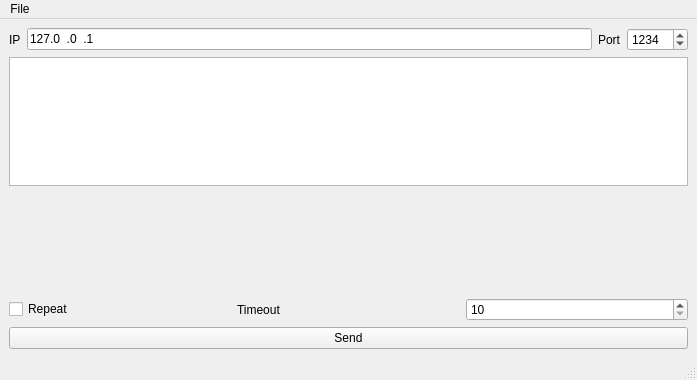
This is mainwindow.ui in artthirt/send2udp as Qt 5 draws it before an edit. The edited form follows.
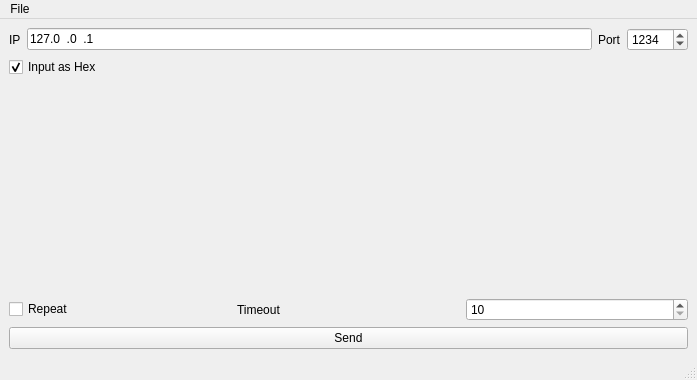
This is the edited form. Custom widgets are drawn as their Qt base class.

Commit message: removed text edit. added show symbols as print symbols to hex editor

Diff of the .ui file:
```diff
--- a/mainwindow.ui
+++ b/mainwindow.ui
@@ -60,7 +60,14 @@
      </layout>
     </item>
     <item>
-     <widget class="CustomPlainTextEdit" name="pteInput"/>
+     <widget class="QCheckBox" name="chbInputAsHex">
+      <property name="text">
+       <string>Input as Hex</string>
+      </property>
+      <property name="checked">
+       <bool>true</bool>
+      </property>
+     </widget>
     </item>
     <item>
      <widget class="CustomHexEditor" name="wHex" native="true">
@@ -149,11 +156,6 @@
    <header>customhexeditor.h</header>
    <container>1</container>
   </customwidget>
-  <customwidget>
-   <class>CustomPlainTextEdit</class>
-   <extends>QPlainTextEdit</extends>
-   <header>customplaintextedit.h</header>
-  </customwidget>
  </customwidgets>
  <resources/>
  <connections/>
```
The commit also changes 5 other files.
